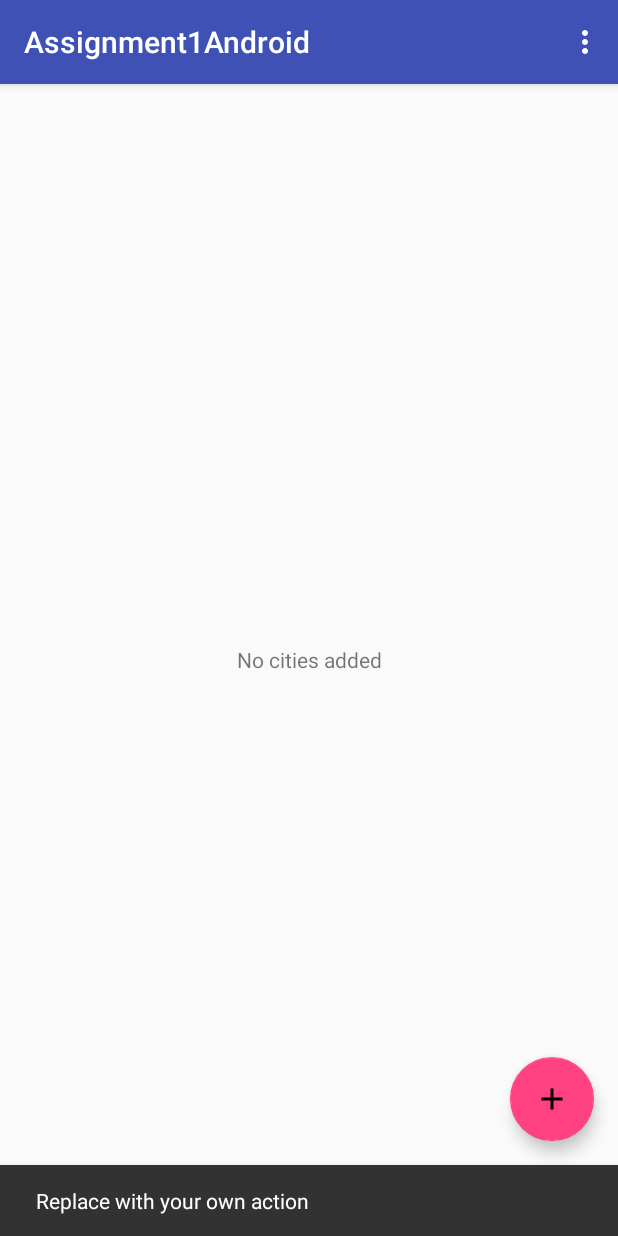
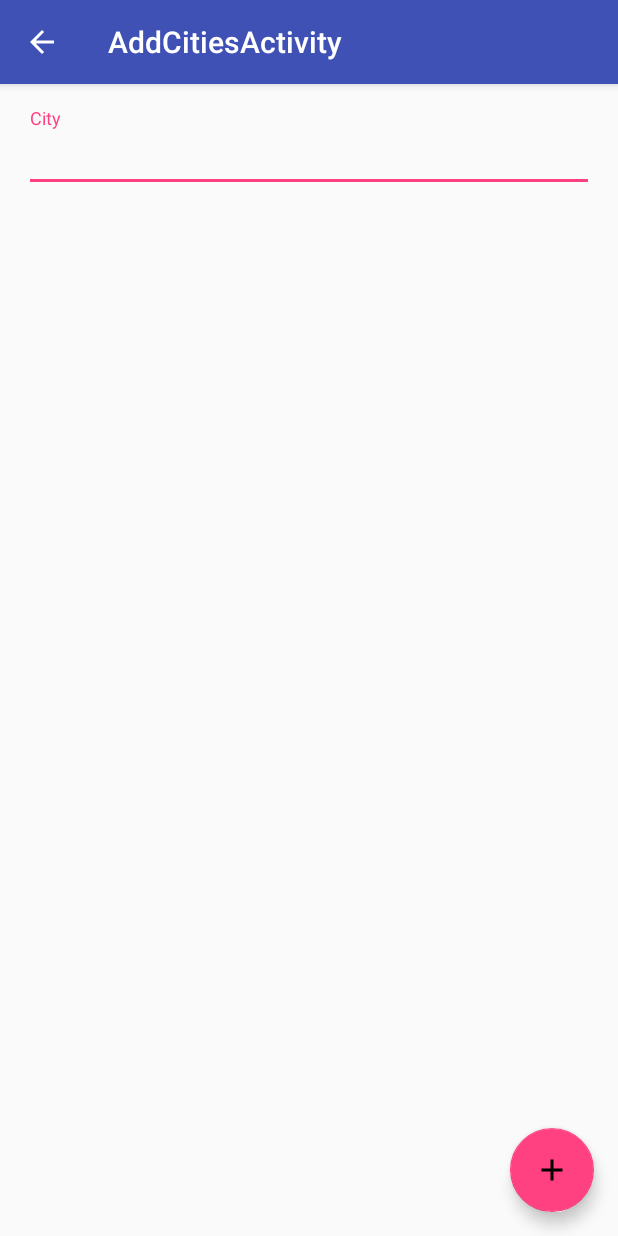
Before and after one commit to sivica/Assignment1Android, an Android app: the screen it shows after launch (MainActivity before the commit, AddCitiesActivity after it), after a tap on an icon or button, on a phone screen of 412 x 824 dp. Run offline under Robolectric (Android 15) with nearby library versions, the phone set to English and light mode, and no system bars.

Commit message:
Added Activity for adding cities

```diff
--- a/app/src/main/AndroidManifest.xml
+++ b/app/src/main/AndroidManifest.xml
@@ -18,6 +18,15 @@
                 <category android:name="android.intent.category.LAUNCHER" />
             </intent-filter>
         </activity>
+        <activity
+            android:name=".AddCitiesActivity"
+            android:label="@string/title_activity_add_cities"
+            android:parentActivityName=".MainActivity"
+            android:theme="@style/AppTheme.NoActionBar" >
+            <meta-data
+                android:name="android.support.PARENT_ACTIVITY"
+                android:value="com.stojanoski.ivica.assignment1android.MainActivity" />
+        </activity>
     </application>
 
 </manifest>
--- /dev/null
+++ b/app/src/main/java/com/stojanoski/ivica/assignment1android/AddCitiesActivity.java
@@ -0,0 +1,30 @@
+package com.stojanoski.ivica.assignment1android;
+
+import android.os.Bundle;
+import android.support.design.widget.FloatingActionButton;
+import android.support.design.widget.Snackbar;
+import android.support.v7.app.AppCompatActivity;
+import android.support.v7.widget.Toolbar;
+import android.view.View;
+
+public class AddCitiesActivity extends AppCompatActivity {
+
+    @Override
+    protected void onCreate(Bundle savedInstanceState) {
+        super.onCreate(savedInstanceState);
+        setContentView(R.layout.activity_add_cities);
+        Toolbar toolbar = (Toolbar) findViewById(R.id.toolbar);
+        setSupportActionBar(toolbar);
+
+        FloatingActionButton fab = (FloatingActionButton) findViewById(R.id.fab);
+        fab.setOnClickListener(new View.OnClickListener() {
+            @Override
+            public void onClick(View view) {
+                Snackbar.make(view, "Replace with your own action", Snackbar.LENGTH_LONG)
+                        .setAction("Action", null).show();
+            }
+        });
+        getSupportActionBar().setDisplayHomeAsUpEnabled(true);
+    }
+
+}
--- a/app/src/main/java/com/stojanoski/ivica/assignment1android/MainActivity.java
+++ b/app/src/main/java/com/stojanoski/ivica/assignment1android/MainActivity.java
@@ -1,5 +1,6 @@
 package com.stojanoski.ivica.assignment1android;
 
+import android.content.Intent;
 import android.os.Bundle;
 import android.support.design.widget.FloatingActionButton;
 import android.support.design.widget.Snackbar;
@@ -32,8 +33,9 @@ public class MainActivity extends AppCompatActivity {
         fab.setOnClickListener(new View.OnClickListener() {
             @Override
             public void onClick(View view) {
-                Snackbar.make(view, "Replace with your own action", Snackbar.LENGTH_LONG)
-                        .setAction("Action", null).show();
+                startActivity(new Intent(MainActivity.this, AddCitiesActivity.class));
+//                Snackbar.make(view, "Replace with your own action", Snackbar.LENGTH_LONG)
+//                        .setAction("Action", null).show();
             }
         });
 
--- /dev/null
+++ b/app/src/main/res/layout/activity_add_cities.xml
@@ -0,0 +1,25 @@
+<?xml version="1.0" encoding="utf-8"?>
+<android.support.design.widget.CoordinatorLayout
+    xmlns:android="http://schemas.android.com/apk/res/android"
+    xmlns:app="http://schemas.android.com/apk/res-auto"
+    xmlns:tools="http://schemas.android.com/tools" android:layout_width="match_parent"
+    android:layout_height="match_parent" android:fitsSystemWindows="true"
+    tools:context="com.stojanoski.ivica.assignment1android.AddCitiesActivity">
+
+    <android.support.design.widget.AppBarLayout android:layout_height="wrap_content"
+        android:layout_width="match_parent" android:theme="@style/AppTheme.AppBarOverlay">
+
+        <android.support.v7.widget.Toolbar android:id="@+id/toolbar"
+            android:layout_width="match_parent" android:layout_height="?attr/actionBarSize"
+            android:background="?attr/colorPrimary" app:popupTheme="@style/AppTheme.PopupOverlay" />
+
+    </android.support.design.widget.AppBarLayout>
+
+    <include layout="@layout/content_add_cities" />
+
+    <android.support.design.widget.FloatingActionButton android:id="@+id/fab"
+        android:layout_width="wrap_content" android:layout_height="wrap_content"
+        android:layout_gravity="bottom|end" android:layout_margin="@dimen/fab_margin"
+        android:src="@mipmap/ic_add_black_24dp" />
+
+</android.support.design.widget.CoordinatorLayout>
--- /dev/null
+++ b/app/src/main/res/layout/content_add_cities.xml
@@ -0,0 +1,26 @@
+<?xml version="1.0" encoding="utf-8"?>
+<RelativeLayout xmlns:android="http://schemas.android.com/apk/res/android"
+    xmlns:tools="http://schemas.android.com/tools"
+    xmlns:app="http://schemas.android.com/apk/res-auto" android:layout_width="match_parent"
+    android:layout_height="match_parent" android:paddingLeft="@dimen/activity_horizontal_margin"
+    android:paddingRight="@dimen/activity_horizontal_margin"
+    android:paddingTop="@dimen/activity_vertical_margin"
+    android:paddingBottom="@dimen/activity_vertical_margin"
+    app:layout_behavior="@string/appbar_scrolling_view_behavior"
+    tools:showIn="@layout/activity_add_cities"
+    tools:context="com.stojanoski.ivica.assignment1android.AddCitiesActivity">
+
+    <android.support.design.widget.TextInputLayout
+        android:id="@+id/cityNameWrapper"
+        android:layout_width="match_parent"
+        android:layout_height="wrap_content">
+
+        <EditText
+            android:id="@+id/cityName"
+            android:layout_width="match_parent"
+            android:layout_height="wrap_content"
+            android:inputType="textEmailAddress"
+            android:hint="@string/city"/>
+
+    </android.support.design.widget.TextInputLayout>
+</RelativeLayout>
--- a/app/src/main/res/values/strings.xml
+++ b/app/src/main/res/values/strings.xml
@@ -2,4 +2,6 @@
     <string name="app_name">Assignment1Android</string>
     <string name="action_settings">Settings</string>
     <string name="no_cities_added">No cities added</string>
+    <string name="title_activity_add_cities">AddCitiesActivity</string>
+    <string name="city">City</string>
 </resources>
```
